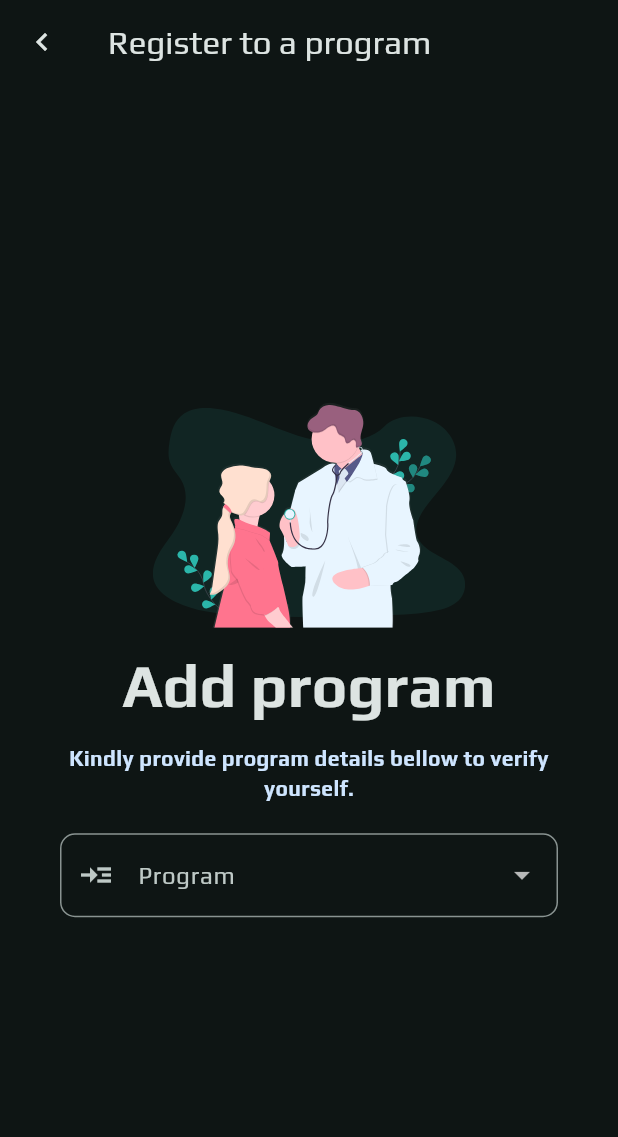
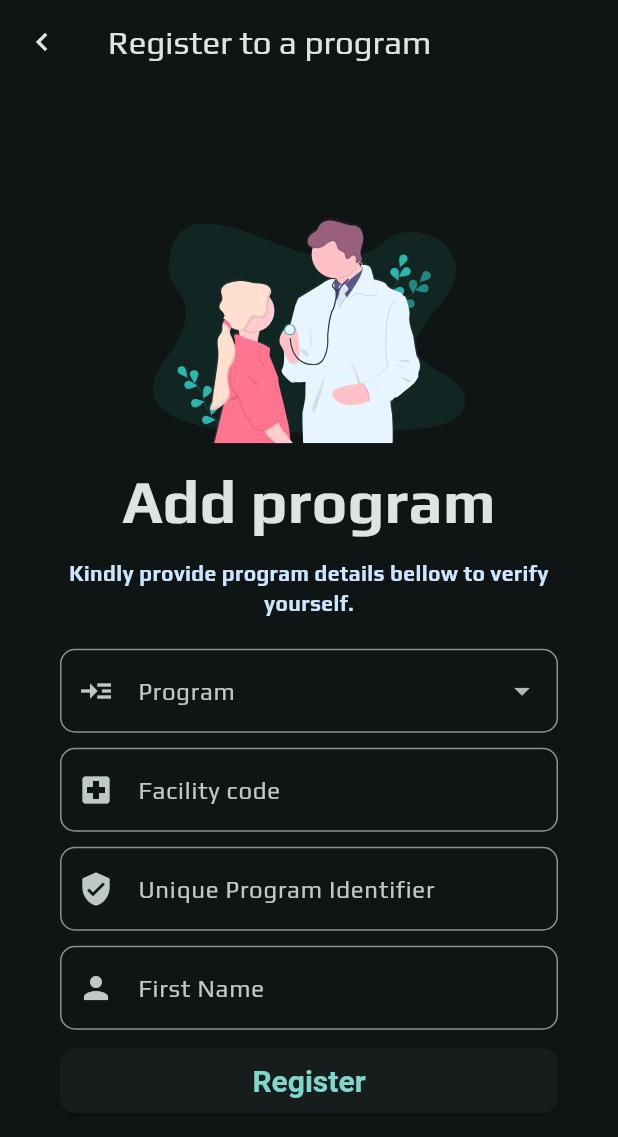
Before and after one commit to palladiumkenya/nishauri_new, a Flutter app: the ProgramRegistrationScreen screen opened by its route, on a phone screen of 412 x 824 dp. Shown: the top 1137 px of the screen. Run offline on Flutter 3.47's test engine with Material 3 defaults, Android fonts, the phone set to English and light mode, and no system bars; drawn by our look-alikes of flutter_form_builder; our stand-ins replace carousel_slider, dots_indicator, fl_chart, flutter_hooks, flutter_riverpod, flutter_svg and 10 more; missing offline and left inert: dart:ffi; accounts and stored records are empty; generated files the repository leaves out were written again; network calls fail.

Commit message:
Added regisration models and registering but not yet verifiying

```diff
--- a/lib/src/app/navigation/app_router.dart
+++ b/lib/src/app/navigation/app_router.dart
@@ -32,6 +32,7 @@ import 'package:nishauri/src/features/user/presentation/pages/ProfileScreen.dart
 import 'package:nishauri/src/features/user/presentation/pages/ProfileWizardFormScreen.dart';
 import 'package:nishauri/src/features/user_preference/presentation/pages/PinAuthScreen.dart';
 import 'package:nishauri/src/features/user_preference/presentation/pages/PrivacySettingsScreen.dart';
+import 'package:nishauri/src/features/user_programs/data/models/program_verification_detail.dart';
 import 'package:nishauri/src/features/user_programs/presentation/pages/ProgramRegistrationScreen.dart';
 import 'package:nishauri/src/features/user_programs/presentation/pages/ProgramVerificationScreen.dart';
 import 'package:nishauri/src/features/visits/presentations/pages/FacilityVisitDetailScreen.dart';
@@ -193,7 +194,8 @@ final List<RouteBase> secureRoutes = [
         name: RouteNames.VERIFY_PROGRAM_OTP,
         path: 'verify',
         builder: (BuildContext context, GoRouterState state) {
-          return ProgramVerificationScreen(extra: state.extra);
+          ProgramVerificationDetail extra = state.extra! as ProgramVerificationDetail;
+          return ProgramVerificationScreen(verificationDetail: extra);
         },
       ),
     ],
--- a/lib/src/features/user_programs/data/models/user_program.dart
+++ b/lib/src/features/user_programs/data/models/user_program.dart
@@ -9,9 +9,7 @@ class UserProgram with _$UserProgram {
   const factory UserProgram({
     String? id,
     required Program program,
-    String? description,
     @Default(false) bool isActive,
-    required String user,
     required String createdAt,
 
   }) = _UserProgram;
--- a/lib/src/features/user_programs/data/repositories/programs_repository.dart
+++ b/lib/src/features/user_programs/data/repositories/programs_repository.dart
@@ -1,6 +1,9 @@
 import 'package:nishauri/src/features/user_programs/data/models/program.dart';
 import 'package:nishauri/src/features/user_programs/data/models/user_program.dart';
 import 'package:nishauri/src/features/user_programs/data/services/programs_service.dart';
+
+import '../models/program_verification_detail.dart';
+import '../models/program_verificaton_contact.dart';
 
 
 class ProgramsRepository {
@@ -16,7 +19,7 @@ class ProgramsRepository {
     return await _service.getUserPrograms();
   }
 
-  Future<String> registerProgram(Map<String, dynamic> program)async{
+  Future<ProgramVerificationDetail> registerProgram(Map<String, dynamic> program)async{
     return await _service.registerProgram(program);
   }
   Future<UserProgram> verifyProgramOTP(Map<String, dynamic> data)async{
--- a/lib/src/features/user_programs/presentation/controllers/user_program_controller.dart
+++ b/lib/src/features/user_programs/presentation/controllers/user_program_controller.dart
@@ -2,6 +2,9 @@ import 'package:flutter/cupertino.dart';
 import 'package:flutter_riverpod/flutter_riverpod.dart';
 import 'package:nishauri/src/features/user_programs/data/models/user_program.dart';
 import 'package:nishauri/src/features/user_programs/data/repositories/programs_repository.dart';
+
+import '../../data/models/program_verification_detail.dart';
+import '../../data/models/program_verificaton_contact.dart';
 
 class UserProgramController
     extends StateNotifier<AsyncValue<List<UserProgram>>> {
@@ -17,7 +20,7 @@ class UserProgramController
         .then((value) => state = AsyncValue.data(value));
   }
 
-  Future<String> registerProgram(Map<String, dynamic> data) async {
+  Future<ProgramVerificationDetail> registerProgram(Map<String, dynamic> data) async {
     try {
       return await _repository.registerProgram(data);
     } catch (e) {
--- a/lib/src/features/user_programs/presentation/forms/HIVProgramRegistration.dart
+++ b/lib/src/features/user_programs/presentation/forms/HIVProgramRegistration.dart
@@ -14,7 +14,7 @@ class HIVProgramRegistration extends StatelessWidget {
       children: [
         FormBuilderTextField(
           initialValue: '1234567890',
-          name: "ccc_no",
+          name: "uniquePatientProgramId",
           decoration: inputDecoration(
             placeholder: "e.g 1234567890",
             prefixIcon: Icons.verified_user,
@@ -28,7 +28,7 @@ class HIVProgramRegistration extends StatelessWidget {
         const SizedBox(height: Constants.SPACING),
         FormBuilderTextField(
           initialValue: "Betty",
-          name: "firstname",
+          name: "firstName",
           decoration: inputDecoration(
             placeholder: "e.g John",
             prefixIcon: Icons.person,
--- a/lib/src/features/user_programs/presentation/pages/ProgramRegistrationScreen.dart
+++ b/lib/src/features/user_programs/presentation/pages/ProgramRegistrationScreen.dart
@@ -42,7 +42,8 @@ class _ProgramRegistrationScreenState extends State<ProgramRegistrationScreen> {
         title: const Text("Register to a program"),
       ),
       body: ResponsiveWidgetFormLayout(
-        buildPageContent: (context, color) => SafeArea(
+        buildPageContent: (context, color) =>
+            SafeArea(
               child: Container(
                 padding: const EdgeInsets.all(Constants.SPACING * 2),
                 decoration: BoxDecoration(
@@ -55,7 +56,12 @@ class _ProgramRegistrationScreenState extends State<ProgramRegistrationScreen> {
                     child: Padding(
                       padding:
                       const EdgeInsets.symmetric(horizontal: 20, vertical: 20),
-                  child: Column(
+                      child: Consumer(
+                        builder: (context, ref, child) {
+                          final asyncUserPrograms = ref.watch(programProvider);
+                          return asyncUserPrograms.when(
+                            data: (userPrograms) =>
+                                Column(
                                   children: [
                                     const SizedBox(height: Constants.SPACING),
                                     DecoratedBox(
@@ -80,24 +86,23 @@ class _ProgramRegistrationScreenState extends State<ProgramRegistrationScreen> {
                                       "Kindly provide program details bellow to verify yourself.",
                                       style: TextStyle(
                                         fontWeight: FontWeight.bold,
-                          color:
-                              Theme.of(context).colorScheme.onTertiaryContainer,
+                                        color: Theme
+                                            .of(context)
+                                            .colorScheme
+                                            .onTertiaryContainer,
                                       ),
                                       textAlign: TextAlign.center,
                                     ),
                                     const SizedBox(height: Constants.SPACING),
                                     const SizedBox(height: Constants.SPACING),
-                      Consumer(
-                        builder: (context, ref, child) {
-                          final asyncUserPrograms = ref.watch(programProvider);
-                          return asyncUserPrograms.when(
-                            data: (userPrograms) => FormBuilderDropdown<String>(
-                              name: "program",
+                                    FormBuilderDropdown<String>(
+                                      name: "programCode",
                                       decoration: inputDecoration(
                                         prefixIcon: Icons.read_more_outlined,
                                         label: "Program",
                                       ),
-                              items: _getUnregisteredPrograms(userPrograms),
+                                      items: _getUnregisteredPrograms(
+                                          userPrograms),
                                       validator: FormBuilderValidators.compose([
                                         FormBuilderValidators.required(),
                                       ]),
@@ -107,27 +112,50 @@ class _ProgramRegistrationScreenState extends State<ProgramRegistrationScreen> {
                                         });
                                       },
                                     ),
-                            error: (error, _) => Text(error.toString()),
-                            loading: () => const Center(
-                              child: CircularProgressIndicator(),
+                                    const SizedBox(height: Constants.SPACING),
+                                    FormBuilderTextField(
+                                      name: "mflCode",
+                                      decoration: inputDecoration(
+                                        prefixIcon: Icons.local_hospital,
+                                        label: "Facility code",
                                       ),
-                          );
-                        },
+                                      validator: FormBuilderValidators.compose([
+                                        FormBuilderValidators.required(),
+                                      ]),
                                     ),
                                     const SizedBox(height: Constants.SPACING),
-                      if (_program != null)
-                        _getProgramRegistrationForm(
-                            _program),
-                      if (_program != null)
-                      Consumer(
-                        builder: (context, ref, child) {
-                          final programsNotifier =
-                              ref.read(programProvider.notifier);
-                          return Button(
+                                    FormBuilderTextField(
+                                      name: "uniquePatientProgramId",
+                                      decoration: inputDecoration(
+                                        placeholder: "e.g 1234567890",
+                                        prefixIcon: Icons.verified_user,
+                                        label: _getProgramId(_program),
+                                      ),
+                                      validator: FormBuilderValidators.compose([
+                                        FormBuilderValidators.required()
+                                      ]),
+                                    ),
+                                    const SizedBox(height: Constants.SPACING),
+                                    FormBuilderTextField(
+                                      name: "firstName",
+                                      decoration: inputDecoration(
+                                        placeholder: "e.g John",
+                                        prefixIcon: Icons.person,
+                                        label: "First Name",
+                                      ),
+                                      validator: FormBuilderValidators.compose([
+                                        FormBuilderValidators.required(),
+                                      ]),
+                                    ),
+                                    const SizedBox(height: Constants.SPACING),
+                                    Button(
                                       title: "Register",
                                       loading: _loading,
                                       onPress: () {
-                              if (_formKey.currentState!.saveAndValidate()) {
+                                        final programsNotifier =
+                                        ref.read(programProvider.notifier);
+                                        if (_formKey.currentState!
+                                            .saveAndValidate()) {
                                           setState(() {
                                             _loading = true;
                                           });
@@ -135,19 +163,40 @@ class _ProgramRegistrationScreenState extends State<ProgramRegistrationScreen> {
                                               .registerProgram(
                                               _formKey.currentState!.value)
                                               .then((value) {
-                                  context.goNamed(RouteNames.VERIFY_PROGRAM_OTP, extra: {"message":value, "program": _program});
-                                }).catchError((err){
-
-                                  handleResponseError(context, _formKey.currentState!.fields, err, ref.read(authStateProvider.notifier).logout);
-                                }).whenComplete(() => setState(() {
+                                            context.goNamed(
+                                                RouteNames.VERIFY_PROGRAM_OTP,
+                                                extra: value);
+                                          }).catchError((err) {
+                                            if (err is BadRequestException) {
+                                              debugPrint(
+                                                  "***********************************${err
+                                                      .errors}");
+                                            }
+                                            handleResponseError(
+                                                context,
+                                                _formKey.currentState!.fields,
+                                                err,
+                                                ref
+                                                    .read(
+                                                    authStateProvider.notifier)
+                                                    .logout);
+                                          }).whenComplete(() =>
+                                              setState(() {
                                                 _loading = false;
                                               }));
                                         }
                                       },
+                                    ),
+                                  ],
+                                ),
+                            error: (error, _) =>
+                                Center(child: Text(error.toString())),
+                            loading: () =>
+                            const Center(
+                              child: CircularProgressIndicator(),
+                            ),
                           );
                         },
-                      )
-                    ],
                       ),
                     ),
                   ),
@@ -164,19 +213,19 @@ List<DropdownMenuItem<String>> _getUnregisteredPrograms(
   return ProgramCodeNames.SUPPOTED_PROGRAM_CODES
       .where((code) =>
   !programs.any((program) => program.program.programCode == code))
-      .map((e) => DropdownMenuItem(
+      .map((e) =>
+      DropdownMenuItem(
           value: e,
           child: Text(
               ProgramCodeNames.getProgramNameByCode(e) ?? "Not Supported")))
       .toList();
 }
 
-Widget _getProgramRegistrationForm(program) {
-  if (program == ProgramCodeNames.HIV) {
-    return const HIVProgramRegistration();
+String _getProgramId(program) {
+  switch (program) {
+    case ProgramCodeNames.HIV:
+      return "CCC Number";
+    default:
+      return "Unique Program Identifier";
   }
-  return Padding(
-    padding: const EdgeInsets.all(Constants.SPACING),
-    child: Text("${ProgramCodeNames.getProgramNameByCode(program)} form here"),
-  );
 }
--- a/lib/src/shared/exeptions/http_exceptions.dart
+++ b/lib/src/shared/exeptions/http_exceptions.dart
@@ -16,6 +16,12 @@ class UnauthorizedException implements Exception {
   UnauthorizedException(this.message);
 }
 
+class ForbiddenException implements Exception {
+  final String message;
+
+  ForbiddenException(this.message);
+}
+
 class NetworkException implements Exception {
   final String message;
 
--- a/lib/src/shared/interfaces/HTTPService.dart
+++ b/lib/src/shared/interfaces/HTTPService.dart
@@ -13,6 +13,10 @@ abstract class HTTPService {
         final responseString = await response.stream.bytesToString();
         final errorData = jsonDecode(responseString);
         return UnauthorizedException(errorData["detail"]);
+      case 403:
+        final responseString = await response.stream.bytesToString();
+        final errorData = jsonDecode(responseString);
+        return ForbiddenException(errorData["detail"]);
       case 400:
         final responseString = await response.stream.bytesToString();
         final errorData = jsonDecode(responseString);
```
Also changed, not shown: lib/src/features/user_programs/data/models/program_verification_detail.dart (added, +18 -0 lines), lib/src/features/user_programs/data/models/program_verificaton_contact.dart (added, +14 -0 lines), lib/src/features/user_programs/data/services/programs_service.dart (+15 -14 lines), lib/src/features/user_programs/presentation/pages/ProgramVerificationScreen.dart (+16 -11 lines), lib/src/utils/helpers.dart (+10 -0 lines), lib/src/features/user_programs/data/models/program_verificaton_contact.freezed.dart (added), lib/src/features/user_programs/data/models/program_verificaton_contact.g.dart (added), lib/src/features/user_programs/data/models/user_program.freezed.dart, lib/src/features/user_programs/data/models/user_program.g.dart. Lines whose indentation alone changed are shown as unchanged.
